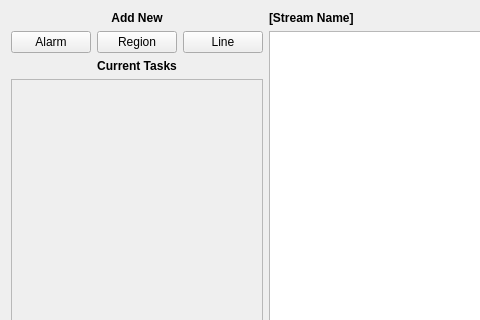
Before: the Qt Designer form brainframe_qt/ui/dialogs/task_configuration/task_configuration.ui in aotuai/brainframe-qt, drawn with Qt 5; both pictures show x 0 to 480 and y 0 to 320 of the 843 by 469 pixel window.
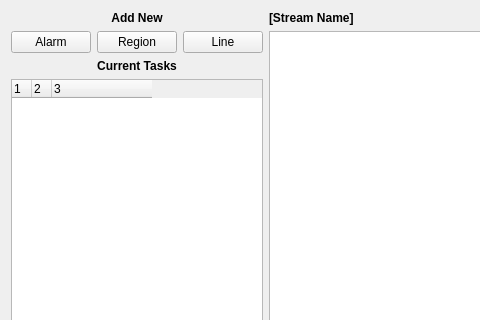
After: the same form once the commit is applied. Custom widgets are drawn as their Qt base class.

Commit message:
ZoneList widget has been updated to use a QTreeWidget to much rejoice
Trash cans are now aligned

Patch:
```diff
--- a/brainframe_qt/ui/dialogs/task_configuration/task_configuration.ui
+++ b/brainframe_qt/ui/dialogs/task_configuration/task_configuration.ui
@@ -81,12 +81,30 @@
      </item>
      <item>
       <widget class="ZoneList" name="zone_list">
-       <property name="sizePolicy">
-        <sizepolicy hsizetype="Preferred" vsizetype="Expanding">
-         <horstretch>0</horstretch>
-         <verstretch>0</verstretch>
-        </sizepolicy>
-       </property>
+       <attribute name="headerDefaultSectionSize">
+        <number>0</number>
+       </attribute>
+       <attribute name="headerMinimumSectionSize">
+        <number>0</number>
+       </attribute>
+       <attribute name="headerStretchLastSection">
+        <bool>false</bool>
+       </attribute>
+       <column>
+        <property name="text">
+         <string notr="true">1</string>
+        </property>
+       </column>
+       <column>
+        <property name="text">
+         <string notr="true">2</string>
+        </property>
+       </column>
+       <column>
+        <property name="text">
+         <string notr="true">3</string>
+        </property>
+       </column>
       </widget>
      </item>
     </layout>
@@ -195,7 +213,7 @@
   </customwidget>
   <customwidget>
    <class>ZoneList</class>
-   <extends>QScrollArea</extends>
+   <extends>QTreeWidget</extends>
    <header>brainframe.client.ui.dialogs.task_configuration.zone_list.zone_list</header>
   </customwidget>
  </customwidgets>
```
The commit also changes 13 other files.
